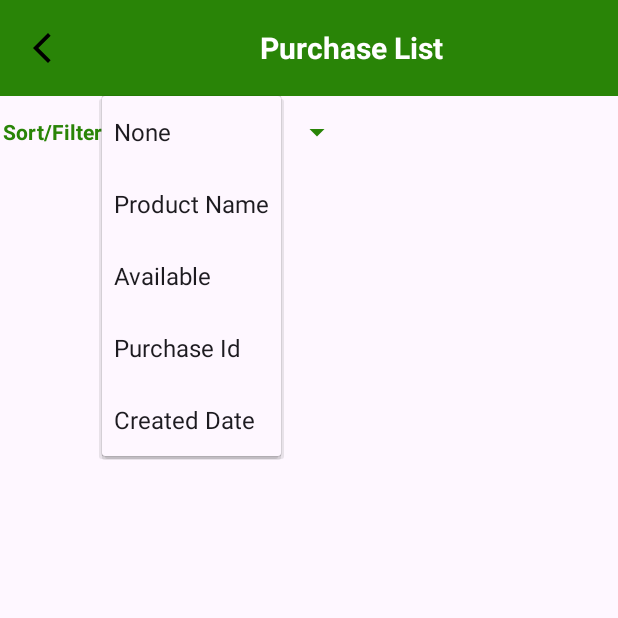
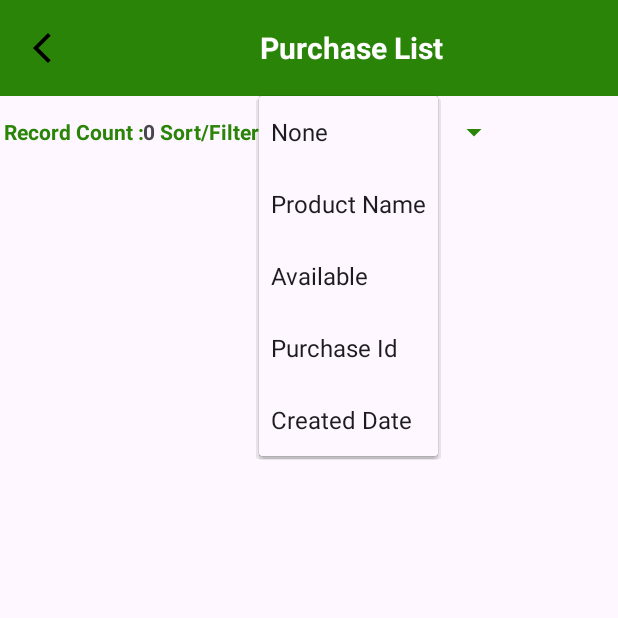
Before and after one commit to tharun13976/StockManagement, an Android app: the PurchaseList screen opened directly, with no data from a screen before it, after a tap on "None", on a phone screen of 412 x 824 dp, the top half of it. Run offline under Robolectric (Android 15) with nearby library versions, the phone set to English and light mode, and no system bars; our stand-ins replace Room's generated code; 1 statement that could not run was skipped.

Commit message:
Third Step

```diff
--- a/app/src/main/java/com/example/stockmanagement/purchases/PurchaseList.kt
+++ b/app/src/main/java/com/example/stockmanagement/purchases/PurchaseList.kt
@@ -33,6 +33,7 @@ class PurchaseList : AppCompatActivity() {
     private lateinit var dao: ManagementDao
     private lateinit var clearButton: Button
     private lateinit var selectedTextView: TextView
+    private lateinit var recordCount:TextView
     private var defaultColor: ColorStateList? = null
 
     enum class FilterType {
@@ -71,6 +72,7 @@ class PurchaseList : AppCompatActivity() {
         val filterDropdown = findViewById<Spinner>(R.id.Spi_PurchaseFilter)
         clearButton = findViewById(R.id.Btn_FilterClear)
         selectedTextView = findViewById(R.id.TV_SelectedText)
+        recordCount=findViewById(R.id.list_record_count)
         selectedTextView.visibility = View.GONE
         defaultColor = clearButton.backgroundTintList
 
@@ -98,6 +100,7 @@ class PurchaseList : AppCompatActivity() {
                         FilterType.AVAILABLE -> {
                             lifecycleScope.launch {
                                 val purchase = dao.getAllAvailablePurchases()
+                                recordCount.text=purchase.size.toString()
                                 adapter.updateData(purchase.reversed())
                             }
                         }
@@ -153,6 +156,7 @@ class PurchaseList : AppCompatActivity() {
             lifecycleScope.launch {
                 showClearButton()
                 val purchases = dao.getPurchasesByDate(startOfDay)
+                recordCount.text=purchases.size.toString()
                 adapter.updateData(purchases.reversed())
                 if (purchases.isNotEmpty()) {
                     selectedTextView.text = "${getString(R.string.filter_purchase_popup_entered_date)}: ${SimpleDateFormat("dd-MM-yyyy", Locale.getDefault()).format(startOfDay)}"
@@ -179,9 +183,11 @@ class PurchaseList : AppCompatActivity() {
                     val result = dao.getPurchaseByID(enteredId)
                     if (result != null) {
                         adapter.updateData(listOf(result))
+                        recordCount.text="1"
                         selectedTextView.text = "${getString(R.string.filter_purchase_popup_entered_id)}: $enteredId"
                     } else {
                         adapter.updateData(emptyList())
+                        recordCount.text="0"
                         selectedTextView.text = "${getString(R.string.filter_purchase_popup_result_Id)} $enteredId"
                     }
                     selectedTextView.visibility = View.VISIBLE
@@ -206,6 +212,7 @@ class PurchaseList : AppCompatActivity() {
                 showClearButton()
                 val list = dao.getPurchaseforProduct(name)
                 adapter.updateData(list.reversed())
+                recordCount.text=list.size.toString()
                 if (list.isNotEmpty()) {
                     selectedTextView.text = "${getString(R.string.filter_purchase_popup_entered_product)}: $name"
                 } else {
@@ -246,6 +253,7 @@ class PurchaseList : AppCompatActivity() {
     private fun loadPurchaseList() {
         lifecycleScope.launch {
             val purchases = dao.getAllPurchases()
+            recordCount.text=purchases.size.toString()
             adapter.updateData(purchases.toMutableList().reversed())
         }
     }
--- a/app/src/main/res/layout/activity_purchase_list.xml
+++ b/app/src/main/res/layout/activity_purchase_list.xml
@@ -30,6 +30,25 @@ tools:context=".purchases.PurchaseList">
         android:layout_height="wrap_content"
         android:layout_marginStart="2dp"
         android:orientation="horizontal">
+        <TextView
+            android:layout_width="wrap_content"
+            android:layout_height="wrap_content"
+            android:text="@string/record_count"
+            android:gravity="center"
+            android:layout_gravity="center"
+            android:textSize="14sp"
+            android:textColor="@color/green"
+            android:textStyle="bold"/>
+        <TextView
+            android:id="@+id/list_record_count"
+            android:layout_width="wrap_content"
+            android:layout_height="wrap_content"
+            android:text="@string/zero"
+            android:gravity="center"
+            android:layout_gravity="center"
+            android:textSize="14sp"
+            android:layout_marginEnd="3dp"
+            android:textStyle="bold"/>
         <TextView
             android:layout_width="wrap_content"
             android:layout_height="wrap_content"
--- a/app/src/main/res/values/strings.xml
+++ b/app/src/main/res/values/strings.xml
@@ -33,6 +33,7 @@
     <string name="unsaved_changes_exit">Are you sure you want to go back? Unsaved changes will be lost.</string>
     <string name="yes">Yes</string>
     <string name="no">No</string>
+    <string name="record_count">Record Count :</string>
 
 <!--    Import and Backup-->
     <string name="import_data">Import Data</string>
@@ -230,4 +231,5 @@
     <string name="filter_sale_popup_entered_date">Entered Date</string>
 
 
+
 </resources>
```
Also changed, not shown: app/src/main/java/com/example/stockmanagement/customers/CustomerList.kt (+12 -4 lines), app/src/main/java/com/example/stockmanagement/products/ProductList.kt (+13 -3 lines), app/src/main/java/com/example/stockmanagement/sales/SaleList.kt (+10 -4 lines), app/src/main/res/layout/activity_customer_list.xml (+19 -0 lines), app/src/main/res/layout/activity_product_list.xml (+19 -0 lines), app/src/main/res/layout/activity_sale_list.xml (+19 -0 lines), 1 other file.
